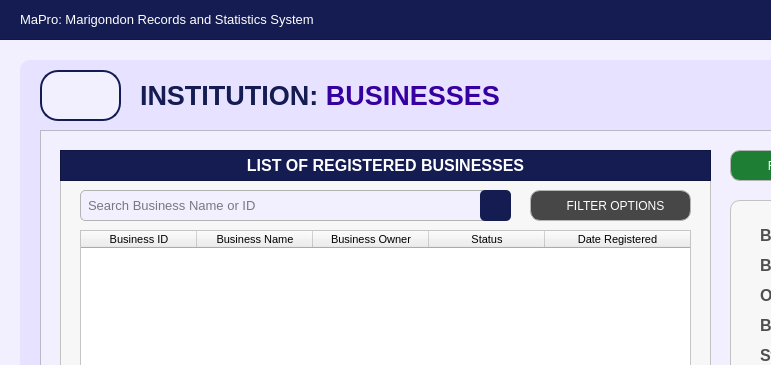
Qt form Resources/UIs/MainPages/InstitutionPages/business.ui (Yohhannn/Barangay-Records-Statistics-System) before a commit; both pictures show x 0 to 771 and y 0 to 365 of the 1350 by 850 pixel window.
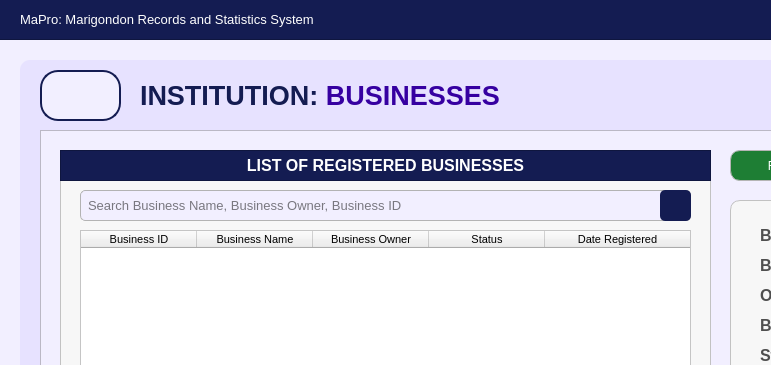
The same form after that commit. Icons and pictures are not drawn.

Commit message: drafted-filter-option-business

Patch:
```diff
--- a/Resources/UIs/MainPages/InstitutionPages/business.ui
+++ b/Resources/UIs/MainPages/InstitutionPages/business.ui
@@ -287,7 +287,7 @@
        <rect>
         <x>20</x>
         <y>40</y>
-        <width>431</width>
+        <width>611</width>
         <height>31</height>
        </rect>
       </property>
@@ -311,13 +311,13 @@
        <string/>
       </property>
       <property name="placeholderText">
-       <string>Search Business Name or ID</string>
+       <string>Search Business Name, Business Owner, Business ID</string>
       </property>
      </widget>
      <widget class="QPushButton" name="inst_BusinessName_buttonSearch">
       <property name="geometry">
        <rect>
-        <x>420</x>
+        <x>600</x>
         <y>40</y>
         <width>31</width>
         <height>31</height>
@@ -515,61 +515,6 @@
        </property>
       </column>
      </widget>
-     <widget class="QPushButton" name="businessList_buttonFilter">
-      <property name="geometry">
-       <rect>
-        <x>470</x>
-        <y>40</y>
-        <width>161</width>
-        <height>31</height>
-       </rect>
-      </property>
-      <property name="font">
-       <font>
-        <family>Arial</family>
-        <pointsize>9</pointsize>
-       </font>
-      </property>
-      <property name="cursor">
-       <cursorShape>PointingHandCursor</cursorShape>
-      </property>
-      <property name="focusPolicy">
-       <enum>Qt::FocusPolicy::NoFocus</enum>
-      </property>
-      <property name="styleSheet">
-       <string notr="true">#businessList_buttonFilter {
-    background-color:  #474747;
-    color: white;
-    border: 1px solid #b5b5b5;
-    border-radius: 10px;
-    padding: 10px; 
-}
-
-#businessList_buttonFilter:hover {
-    background-color: #636363;
-    color: white; 
-}
-
-#businessList_buttonFilter:pressed {
-    background-color: #bfbfbf;
-    color: white; 
-}
-</string>
-      </property>
-      <property name="text">
-       <string>   FILTER OPTIONS</string>
-      </property>
-      <property name="icon">
-       <iconset>
-        <normaloff>../../../Assets/FuncIcons/icon_filter.svg</normaloff>../../../Assets/FuncIcons/icon_filter.svg</iconset>
-      </property>
-      <property name="iconSize">
-       <size>
-        <width>18</width>
-        <height>18</height>
-       </size>
-      </property>
-     </widget>
     </widget>
     <widget class="QPushButton" name="inst_business_button_remove">
      <property name="geometry">
```
